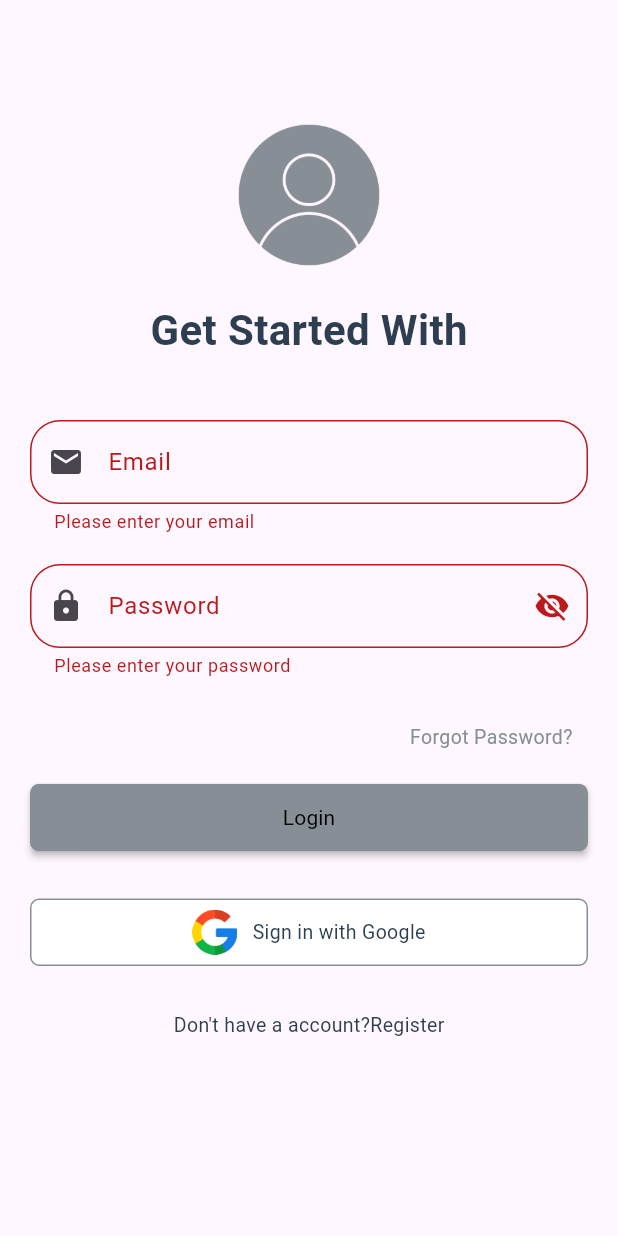
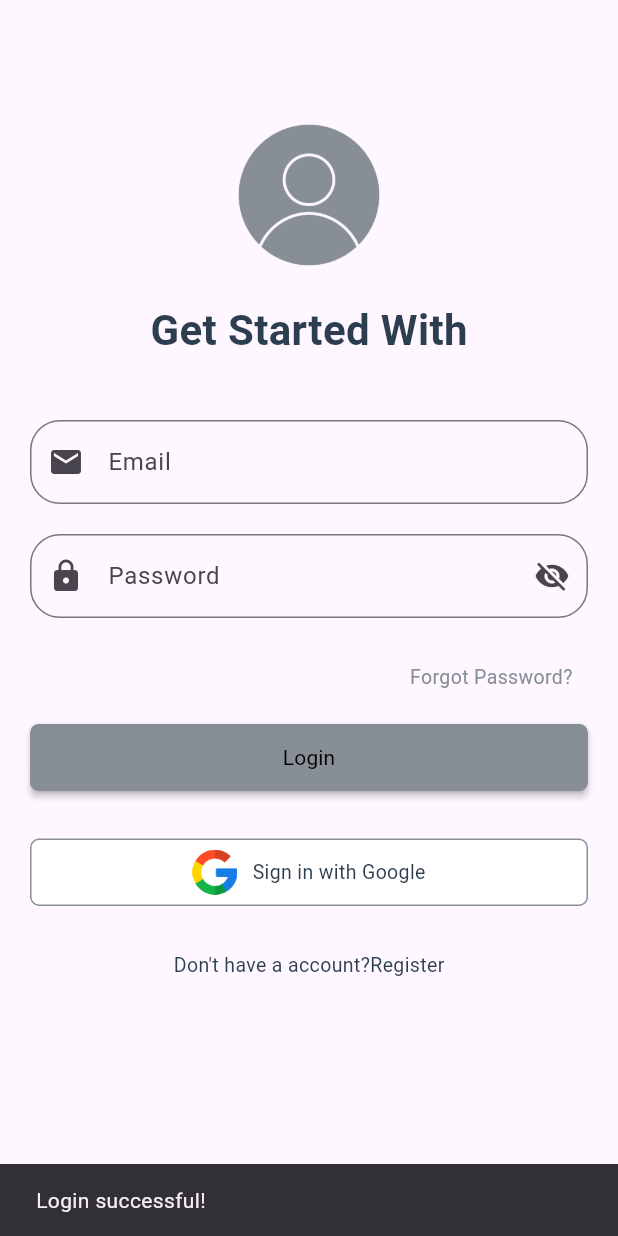
Before and after one commit to Sojib201/login_screen_with_single_textformfield, a Flutter app: the screen it shows after launch, after a tap on "Login", on a phone screen of 412 x 824 dp. Run offline on Flutter 3.47's test engine with Material 3 defaults, Android fonts, the phone set to English and light mode, and no system bars; Roboto replaces fonts that are missing (popins, poppins).

```diff
--- a/lib/customTextField.dart
+++ b/lib/customTextField.dart
@@ -40,6 +40,7 @@ class CustomTextFormField extends StatelessWidget {
   @override
   Widget build(BuildContext context) {
     return TextFormField(
+      key: key,
       controller: controller,
       obscureText: isObsecureText!,
       keyboardType: inputType,
--- a/lib/loginScreen.dart
+++ b/lib/loginScreen.dart
@@ -13,6 +13,9 @@ class LoginScreen extends StatefulWidget {
 }
 
 class _LoginScreenState extends State<LoginScreen> {
+
+  String? emailErrorMessage;
+  String? passwordErrorMessage;
   final _formKey = GlobalKey<FormState>();
 
   TextEditingController emailController = TextEditingController();
@@ -29,10 +32,28 @@ class _LoginScreenState extends State<LoginScreen> {
     }
   }
 
-  void _validateForm() {
-    if (_formKey.currentState != null) {
-      _formKey.currentState!.validate();
-    }
+  void _validateEmail(String value) {
+    setState(() {
+      if (value.isEmpty) {
+        emailErrorMessage = "Please enter your email";
+      } else if (!RegExp(r"^[^@]+@[^@]+\.[^@]+").hasMatch(value)) {
+        emailErrorMessage = "Invalid email address";
+      } else {
+        emailErrorMessage = null;
+      }
+    });
+  }
+
+  void _validatePassword(String value) {
+    setState(() {
+      if (value.isEmpty) {
+        passwordErrorMessage = "Please enter your password";
+      } else if (value.length < 6) {
+        passwordErrorMessage = "Password must be at least 6 characters";
+      } else {
+        passwordErrorMessage = null;
+      }
+    });
   }
 
   @override
@@ -66,32 +87,26 @@ class _LoginScreenState extends State<LoginScreen> {
                   height: 40,
                 ),
                 CustomTextFormField(
-                  onChanged: (value) {
-                    _validateForm();
-                  },
+                  onChanged: (value) => _validateEmail(value),
                   borderSideColor: Colors.grey,
                   label: 'Email',
                   hint: 'Email',
                   prefixIcon: Icons.email,
                   controller: emailController,
                   inputType: TextInputType.emailAddress,
-                  validator: (value) {
-                    if (value == null || value.isEmpty) {
-                      return "Please enter your email";
-                    }
-                    if (!RegExp(r"^[^@]+@[^@]+\.[^@]+").hasMatch(value)) {
-                      return "Invalid email address";
-                    }
-                    return null;
-                  },
+                  validator: (_) => emailErrorMessage,
                 ),
-                SizedBox(
-                  height: 20,
-                ),
+                if (emailErrorMessage != null)
+                  Padding(
+                    padding: const EdgeInsets.only(top: 5),
+                    child: Text(
+                      emailErrorMessage!,
+                      style: TextStyle(color: Colors.red),
+                    ),
+                  ),
+                const SizedBox(height: 20),
                 CustomTextFormField(
-                  onChanged: (value) {
-                    _validateForm();
-                  },
+                  onChanged: (value) => _validatePassword(value),
                   borderSideColor: Colors.green,
                   label: 'Password',
                   hint: 'Password',
@@ -105,28 +120,22 @@ class _LoginScreenState extends State<LoginScreen> {
                           : Icons.visibility,
                     ),
                     onPressed: () {
-                      //_isPasswordVisible = !_isPasswordVisible;
-                      if (_isPasswordVisible) {
-                        _isPasswordVisible = false;
-                      } else {
-                        _isPasswordVisible = true;
-                      }
-                      setState(
-                        () {},
-                      );
+                      setState(() {
+                        _isPasswordVisible = !_isPasswordVisible;
+                      });
                     },
                   ),
                   isObsecureText: _isPasswordVisible,
-                  validator: (value) {
-                    if (value == null || value.isEmpty) {
-                      return "Please enter your password";
-                    }
-                    if (value.length < 6) {
-                      return "Password must be at least 6 characters";
-                    }
-                    return null;
-                  },
+                  validator: (_) => passwordErrorMessage,
                 ),
+                if (passwordErrorMessage != null)
+                  Padding(
+                    padding: const EdgeInsets.only(top: 5),
+                    child: Text(
+                      passwordErrorMessage!,
+                      style: TextStyle(color: Colors.red),
+                    ),
+                  ),
                 SizedBox(
                   height: 10,
                 ),
```
